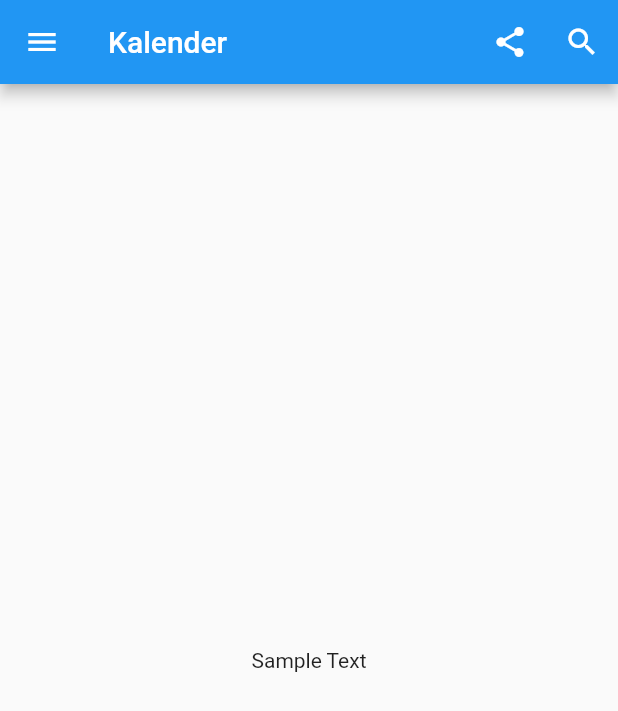
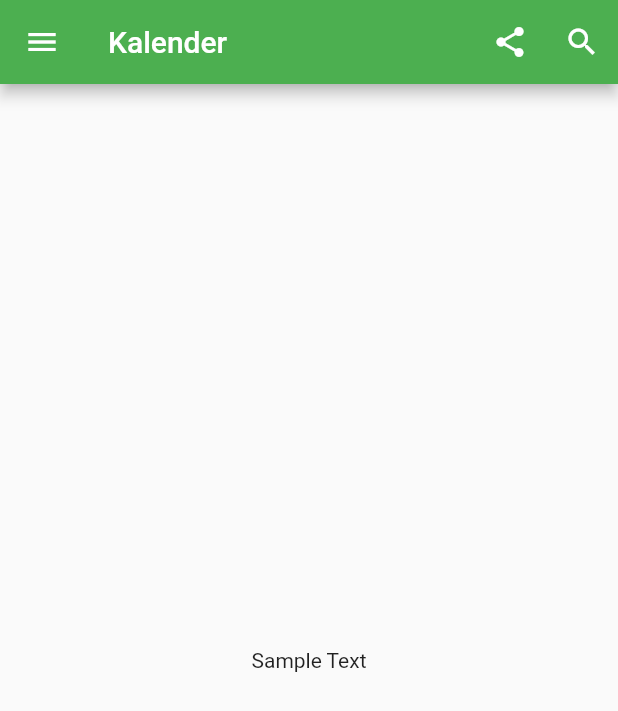
Before and after one commit to alfrirafles/smp_kerinci, a Flutter app: the screen it shows after launch, on a phone screen of 412 x 824 dp. Shown: the top 711 px of the screen. Run offline on Flutter 3.47's test engine with Material 2 defaults, Android fonts, the phone set to English and light mode, and no system bars.

Commit message:
Removed unused keys and added background color on AppBar

```diff
--- a/lib/pages/calendar_page.dart
+++ b/lib/pages/calendar_page.dart
@@ -1,14 +1,12 @@
 import 'package:flutter/material.dart';
+import 'package:smp_kerinci/utilities/constants.dart';
 
 class CalendarPage extends StatelessWidget {
-  const CalendarPage({
-    Key? key,
-  }) : super(key: key);
-
   @override
   Widget build(BuildContext context) {
     return Scaffold(
       appBar: AppBar(
+        backgroundColor: kTopNavBackgroundColor,
         leading: IconButton(
           icon: Icon(Icons.menu),
           onPressed: () {},
--- /dev/null
+++ b/lib/utilities/constants.dart
@@ -0,0 +1,3 @@
+import 'package:flutter/material.dart';
+
+const kTopNavBackgroundColor = Colors.green;
```
